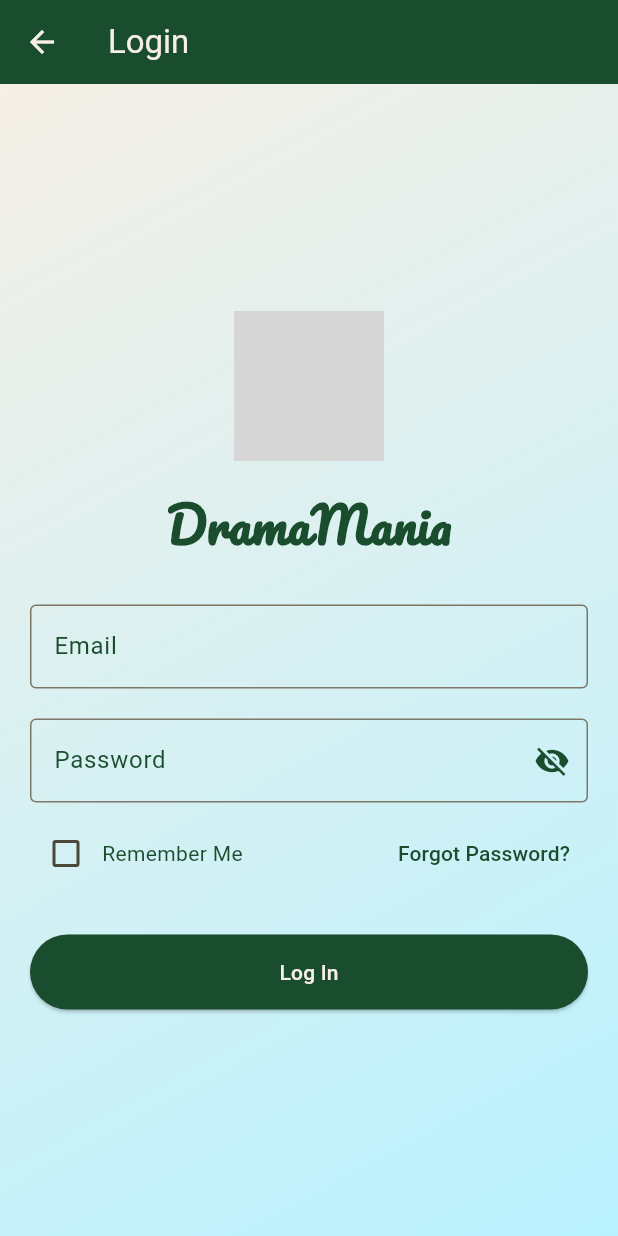
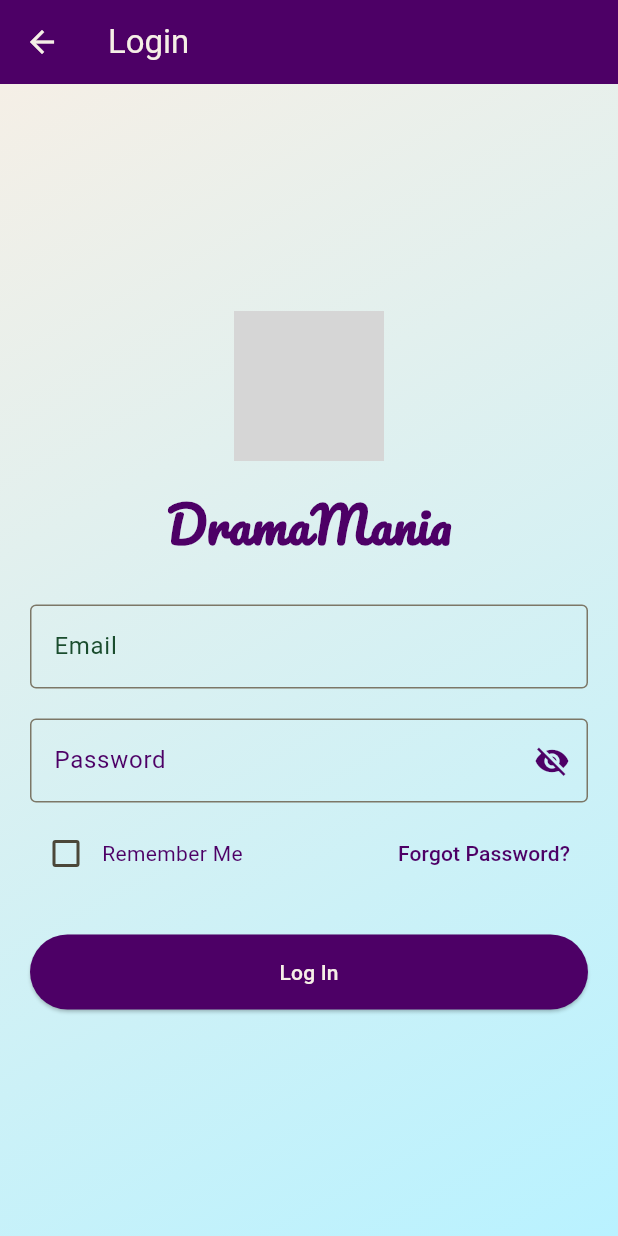
Before and after one commit to AzakarJewelry/Streaming-App-using-flutter, a Flutter app: the LoginScreen screen opened directly, on a phone screen of 412 x 824 dp. Run offline on Flutter 3.47's test engine with Material 3 defaults, Android fonts, the phone set to English and light mode, and no system bars; our stand-ins replace carousel_slider, chewie, cloud_firestore, firebase_auth, firebase_core, flutter_rating_bar and 6 more; missing offline and left inert: azakarstream; accounts and stored records are empty; network calls fail; grey boxes are pictures that could not be loaded.

Commit message:
new color not yet final

```diff
--- a/lib/favorites_screen.dart
+++ b/lib/favorites_screen.dart
@@ -35,7 +35,7 @@ class _FavoriteScreenState extends State<FavoriteScreen> {
     return Scaffold(
       appBar: AppBar(
         title: const Text('Favorites'),
-        backgroundColor: const Color(0xFF1A4D2E),
+        backgroundColor: const Color(0xFF4d0066),
         foregroundColor: const Color(0xFFF5EFE6),
       ),
       body: favoriteManager.favoriteMovies.isEmpty
@@ -63,7 +63,7 @@ class _FavoriteScreenState extends State<FavoriteScreen> {
                       );
                     },
                     style: ElevatedButton.styleFrom(
-                      backgroundColor: const Color(0xFF1A4D2E),
+                      backgroundColor: const Color(0xFF4d0066),
                       foregroundColor: const Color(0xFFF5EFE6),
                     ),
                     child: const Text('Explore Movies'),
@@ -168,7 +168,7 @@ class _FavoriteScreenState extends State<FavoriteScreen> {
           ),
         ],
         currentIndex: _selectedIndex,
-        backgroundColor: Theme.of(context).brightness == Brightness.dark ? Colors.grey[900] : const Color(0xFF1A4D2E),
+        backgroundColor:  const Color(0xFF4d0066),
         selectedItemColor: const Color(0xFFF5EFE6),
         unselectedItemColor: const Color(0xFFF5EFE6).withOpacity(0.5),
         onTap: _onItemTapped,
--- a/lib/login.dart
+++ b/lib/login.dart
@@ -101,7 +101,7 @@ class _LoginScreenState extends State<LoginScreen> {
       appBar: AppBar(
         title: const Text('Login'),
         foregroundColor: const Color(0xFFF5EFE6),
-        backgroundColor: const Color(0xFF1A4D2E),
+        backgroundColor: const Color(0xFF4d0066),
         leading: IconButton(
           icon: const Icon(Icons.arrow_back, color: Color(0xFFF5EFE6)),
           onPressed: () => Navigator.pop(context),
@@ -136,7 +136,7 @@ class _LoginScreenState extends State<LoginScreen> {
                   style: GoogleFonts.pacifico(
                     fontSize: 32,
                     fontWeight: FontWeight.bold,
-                    color: const Color(0xFF1A4D2E),
+                    color: const Color(0xFF4d0066),
                   ),
                 ),
                 const SizedBox(height: 30),
@@ -152,7 +152,7 @@ class _LoginScreenState extends State<LoginScreen> {
                       borderSide: BorderSide(color: const Color(0xFF1A4D2E)),
                     ),
                   ),
-                  style: const TextStyle(color: Color(0xFF1A4D2E)),
+                  style: const TextStyle(color: Color(0xFF4d0066)),
                 ),
                 const SizedBox(height: 20),
                 TextField(
@@ -160,13 +160,13 @@ class _LoginScreenState extends State<LoginScreen> {
                   decoration: InputDecoration(
                     labelText: 'Password',
                     border: OutlineInputBorder(
-                      borderSide: BorderSide(color: const Color(0xFF1A4D2E)),
+                      borderSide: BorderSide(color: const Color(0xFF4d0066)),
                     ),
-                    labelStyle: const TextStyle(color: Color(0xFF1A4D2E)),
+                    labelStyle: const TextStyle(color: Color(0xFF4d0066)),
                     suffixIcon: IconButton(
                       icon: Icon(
                         _isPasswordVisible ? Icons.visibility : Icons.visibility_off,
-                        color: const Color(0xFF1A4D2E),
+                        color: const Color(0xFF4d0066),
                       ),
                       onPressed: () {
                         setState(() {
@@ -175,11 +175,11 @@ class _LoginScreenState extends State<LoginScreen> {
                       },
                     ),
                     focusedBorder: OutlineInputBorder(
-                      borderSide: BorderSide(color: const Color(0xFF1A4D2E)),
+                      borderSide: BorderSide(color: const Color(0xFF4d0066)),
                     ),
                   ),
                   obscureText: !_isPasswordVisible,
-                  style: const TextStyle(color: Color(0xFF1A4D2E)),
+                  style: const TextStyle(color: Color(0xFF4d0066)),
                 ),
                 const SizedBox(height: 10),
                 Row(
@@ -194,11 +194,11 @@ class _LoginScreenState extends State<LoginScreen> {
                               _rememberMe = value ?? false;
                             });
                           },
-                          activeColor: const Color(0xFF1A4D2E),
+                          activeColor: const Color(0xFF4d0066),
                         ),
                         const Text(
                           'Remember Me',
-                          style: TextStyle(color: Color(0xFF1A4D2E)),
+                          style: TextStyle(color: Color(0xFF4d0066)),
                         ),
                       ],
                     ),
@@ -213,7 +213,7 @@ class _LoginScreenState extends State<LoginScreen> {
                       },
                       child: const Text(
                         'Forgot Password?',
-                        style: TextStyle(color: Color(0xFF1A4D2E)),
+                        style: TextStyle(color: Color(0xFF4d0066)),
                       ),
                     ),
                   ],
@@ -222,7 +222,7 @@ class _LoginScreenState extends State<LoginScreen> {
                 ElevatedButton(
                   onPressed: _isLoading ? null : _login,
                   style: ElevatedButton.styleFrom(
-                    backgroundColor: const Color(0xFF1A4D2E),
+                    backgroundColor: const Color(0xFF4d0066),
                     foregroundColor: const Color(0xFFF5EFE6),
                     minimumSize: const Size(double.infinity, 50),
                   ),
--- a/lib/main.dart
+++ b/lib/main.dart
@@ -233,7 +233,7 @@ class MyHomePage extends StatelessWidget {
                           );
                         },
                         style: ElevatedButton.styleFrom(
-                          backgroundColor: const Color(0xFF1A4D2E),
+                          backgroundColor: const Color(0xFF4d0066),
                           foregroundColor: const Color(0xFFF5EFE6),
                           shape: RoundedRectangleBorder(
                             borderRadius: BorderRadius.circular(30),
@@ -255,7 +255,7 @@ class MyHomePage extends StatelessWidget {
                           );
                         },
                         style: ElevatedButton.styleFrom(
-                          backgroundColor: const Color(0xFF1A4D2E),
+                          backgroundColor: const Color(0xFF4d0066),
                           foregroundColor: const Color(0xFFF5EFE6),
                           shape: RoundedRectangleBorder(
                             borderRadius: BorderRadius.circular(30),
--- a/lib/profile_screen.dart
+++ b/lib/profile_screen.dart
@@ -192,13 +192,13 @@ class _ProfileScreenState extends State<ProfileScreen> {
 
     return Scaffold(
       // Set the overall background based on dark mode.
-      backgroundColor: isDark ? Colors.black : const Color(0xFF1A4D2E),
+      backgroundColor: isDark ? Colors.black : const Color(0xFF4d0066),
       body: Column(
         children: [
           // Profile Header
           Container(
             padding: const EdgeInsets.symmetric(vertical: 40),
-            color: isDark ? Colors.black : const Color(0xFF1A4D2E),
+            color: isDark ? Colors.black : const Color(0xFF4d0066),
             child: Column(
               children: [
                 Stack(
@@ -366,7 +366,7 @@ class _ProfileScreenState extends State<ProfileScreen> {
   Widget _buildBottomNavigationBar() {
     final bool isDark = Theme.of(context).brightness == Brightness.dark;
     return BottomNavigationBar(
-      backgroundColor: isDark ? Colors.grey[900] : const Color(0xFF1A4D2E),
+      backgroundColor:  const Color(0xFF4d0066),
       selectedItemColor: Colors.white,
       unselectedItemColor: Colors.white.withOpacity(0.5),
       currentIndex: _selectedNavIndex,
--- a/lib/view_all_movies_screen.dart
+++ b/lib/view_all_movies_screen.dart
@@ -13,7 +13,7 @@ class ViewAllMoviesScreen extends StatelessWidget {
           ? Colors.black // Dark mode background
           : const Color(0xFFF5EFE6), // Light mode background
       appBar: AppBar(
-        backgroundColor: const Color(0xFF1A4D2E),
+        backgroundColor: const Color(0xFF4d0066),
         foregroundColor: const Color(0xFFF5EFE6),
         title: const Text('All Movies'),
       ),
@@ -83,7 +83,7 @@ class ViewAllMoviesScreen extends StatelessWidget {
                               maxLines: 1,
                               overflow: TextOverflow.ellipsis,
                               style: const TextStyle(
-                                color: Color(0xFF1A4D2E),
+                                color: Color(0xFF4d0066),
                                 fontWeight: FontWeight.bold,
                                 fontSize: 14,
                               ),
@@ -105,7 +105,7 @@ class ViewAllMoviesScreen extends StatelessWidget {
                                     maxLines: 1,
                                     overflow: TextOverflow.ellipsis,
                                     style: TextStyle(
-                                      color: const Color(0xFF1A4D2E)
+                                      color: const Color(0xFF4d0066)
                                           .withOpacity(0.5),
                                       fontSize: 12,
                                     ),
```
Also changed, not shown: lib/dashboard_screen.dart (+7 -7 lines).
